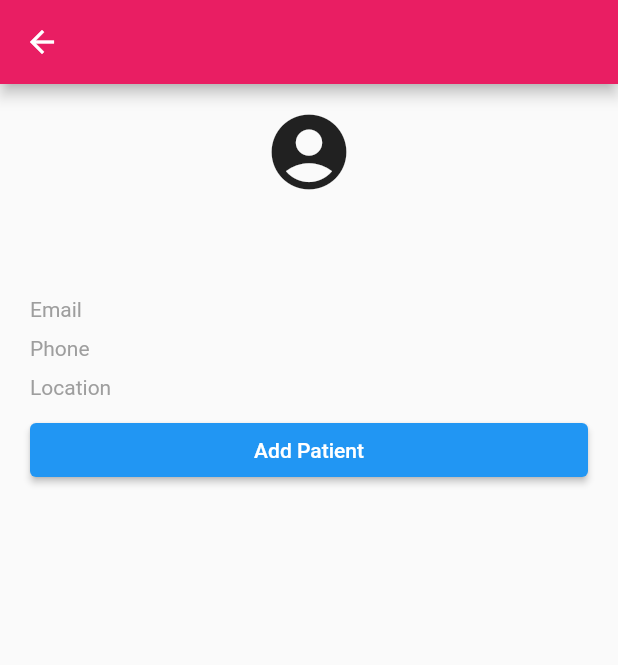
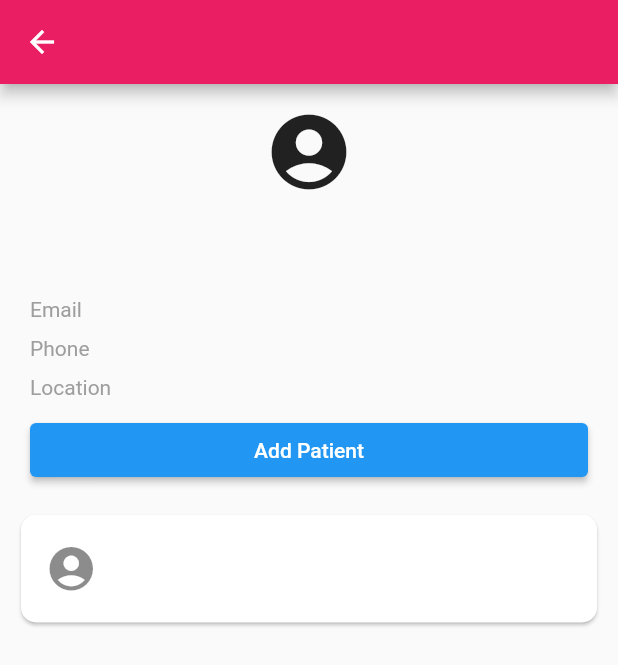
Before and after one commit to gibsonjackson/adherence_admin, a Flutter app: the DoctorPage screen opened directly with empty values, on a phone screen of 412 x 824 dp. Shown: the top 665 px of the screen. Run offline on Flutter 3.47's test engine with Material 2 defaults, Android fonts, the phone set to English and light mode, and no system bars; our stand-ins replace cloud_firestore, weekday_selector; missing offline and left inert: flutter_boom_menu; accounts and stored records are empty.

Commit message:
add patient for doctor

```diff
--- a/lib/src/features/home/presentation/pages/indi_pages/add_doctor_tp_patient.dart
+++ b/lib/src/features/home/presentation/pages/indi_pages/add_doctor_tp_patient.dart
@@ -0,0 +1,21 @@
+import 'package:adherence_admin/src/features/home/data/models/doctor_model.dart';
+import 'package:adherence_admin/src/features/home/presentation/widgets/patients_list.dart';
+import 'package:flutter/material.dart';
+
+class AddDoctorToPatient extends StatelessWidget {
+  final DoctorModel doctor;
+  const AddDoctorToPatient({Key key, this.doctor}) : super(key: key);
+
+  @override
+  Widget build(BuildContext context) {
+    return Scaffold(
+      appBar: AppBar(
+        title: Text("Select Patient"),
+      ),
+      body: PatientsList(
+        isAddressReturnalable: true,
+        doctorModel: doctor,
+      ),
+    );
+  }
+}
--- a/lib/src/features/home/presentation/pages/indi_pages/doctor_page.dart
+++ b/lib/src/features/home/presentation/pages/indi_pages/doctor_page.dart
@@ -1,8 +1,10 @@
 import 'package:adherence_admin/src/features/home/data/models/doctor_model.dart';
-import 'package:adherence_admin/src/features/home/presentation/widgets/patients_list.dart';
+import 'package:adherence_admin/src/features/home/presentation/pages/indi_pages/add_doctor_tp_patient.dart';
+import 'package:adherence_admin/src/features/home/presentation/widgets/patients_for_doctor.dart';
 import 'package:adherence_admin/src/utils/res/colors.dart';
 import 'package:flutter/material.dart';
 import 'package:weekday_selector/weekday_selector.dart';
+import '../../widgets/patients_for_doctor.dart';
 
 class DoctorPage extends StatelessWidget {
   final DoctorModel doctor;
@@ -15,10 +17,7 @@ class DoctorPage extends StatelessWidget {
       Navigator.of(context)
           .push(new MaterialPageRoute<Null>(
               builder: (BuildContext context) {
-                return PatientsList(
-                  isAddressReturnalable: true,
-                  doctorModel: doctor,
-                );
+                return AddDoctorToPatient(doctor: doctor);
               },
               fullscreenDialog: true))
           .then((value) {
@@ -63,6 +62,11 @@ class DoctorPage extends StatelessWidget {
                 onPressed: selectPatient,
                 child: Text("Add Patient"),
               ),
+            ),
+          ),
+          Expanded(
+            child: PatientsForDoctor(
+              doctorModel: doctor,
             ),
           )
         ],
--- /dev/null
+++ b/lib/src/features/home/presentation/widgets/patients_for_doctor.dart
@@ -0,0 +1,44 @@
+import 'package:adherence_admin/src/features/home/data/models/doctor_model.dart';
+import 'package:adherence_admin/src/features/home/data/models/patient_model.dart';
+import 'package:cloud_firestore/cloud_firestore.dart';
+import 'package:flutter/material.dart';
+
+import 'cards/patient_card.dart';
+
+class PatientsForDoctor extends StatelessWidget {
+  final DoctorModel doctorModel;
+  const PatientsForDoctor({Key key, this.doctorModel}) : super(key: key);
+
+  @override
+  Widget build(BuildContext context) {
+    return StreamBuilder<QuerySnapshot>(
+      stream: FirebaseFirestore.instance
+          .collection('patients')
+          .where('doctor', isEqualTo: doctorModel.email)
+          .snapshots(),
+      builder: (context, snapshot) {
+        if (!snapshot.hasData)
+          return Center(child: Text("Add Patients for the doctor"));
+        else if (snapshot.data.docs.length == 0)
+          return Center(child: Text("Add Patients for the doctor"));
+
+        return _buildList(context, snapshot.data.docs);
+      },
+    );
+  }
+
+  Widget _buildList(BuildContext context, List<DocumentSnapshot> snapshot) {
+    return ListView(
+      padding: const EdgeInsets.only(top: 10.0),
+      children: snapshot.map((data) => _buildListItem(context, data)).toList(),
+    );
+  }
+
+  Widget _buildListItem(BuildContext context, DocumentSnapshot data) {
+    final patienModel = PatientModel.fromSnapshot(data);
+    return PatientCard(
+      patientModel: patienModel,
+      isAddressReturnalable: false,
+    );
+  }
+}
```
